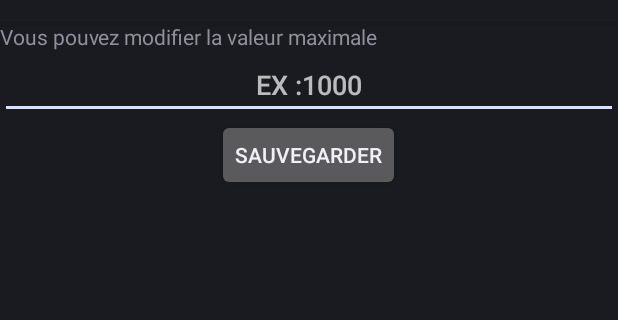
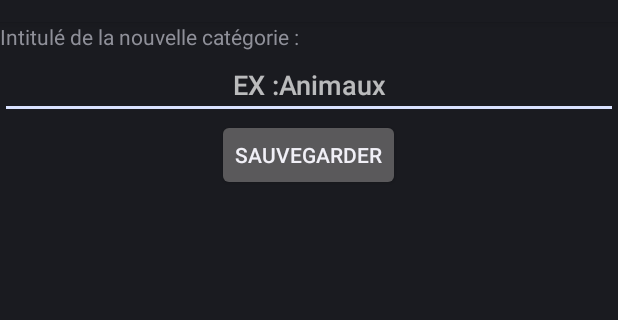
Before and after one commit to Samia-Mouatta/GoldenCompta, an Android app: the screen it shows after launch (FormulaireCategorie), in the options menu, after a tap on "Catégorie", on a phone screen of 412 x 824 dp, the part 62-382 px from its top. Run offline under Robolectric (Android 15) with nearby library versions, the phone set to English and light mode, and no system bars; 3 statements that could not run were skipped.

Commit message:
Maj BDD+Formulaire Categorie

```diff
--- a/app/src/main/java/com/example/aurore/goldencompta/Categorie.java
+++ b/app/src/main/java/com/example/aurore/goldencompta/Categorie.java
@@ -7,6 +7,8 @@ package com.example.aurore.goldencompta;
 public class Categorie {
     private int id;
     private String nom;
+
+    public Categorie(){};
 
     public Categorie(String nom){
         this.nom=nom;
--- a/app/src/main/java/com/example/aurore/goldencompta/CategorieBDD.java
+++ b/app/src/main/java/com/example/aurore/goldencompta/CategorieBDD.java
@@ -6,9 +6,10 @@ package com.example.aurore.goldencompta;
 import android.content.ContentValues;
 import android.content.Context;
 import android.database.Cursor;
-import android.database.SQLException;
 import android.database.sqlite.SQLiteDatabase;
 
+import java.util.ArrayList;
+import java.util.List;
 
 public class CategorieBDD {
 
@@ -20,6 +21,9 @@ public class CategorieBDD {
     private static final int NUM_COL_ID = 0;
     private static final String COL_NOM = "nom";
     private static final int NUM_COL_NOM = 1;
+
+    private String[] allColumns = { COL_ID,
+            COL_NOM};
 
     private SQLiteDatabase bdd;
 
@@ -43,11 +47,19 @@ public class CategorieBDD {
         return bdd;
     }
 
-    public long insertCategorie(Categorie categ){
+    public Categorie insertCategorie(Categorie categ){
         ContentValues values = new ContentValues();
         //values.put(COL_ID, categ.getId());
         values.put(COL_NOM, categ.getNom());
-        return bdd.insert(TABLE_CATEGORIE, null, values);
+
+        long insertId = bdd.insert(TABLE_CATEGORIE, null, values);
+        Cursor cursor = bdd.query(TABLE_CATEGORIE,
+                allColumns, COL_ID + " = " + insertId, null,
+                null, null, null);
+        cursor.moveToFirst();
+        Categorie newCat = cursorToCategorie(cursor);
+        cursor.close();
+        return newCat;
     }
 
     public int updateCategorie(int id, Categorie categ){
@@ -69,22 +81,32 @@ public class CategorieBDD {
         return cursorToCategorie(c);
     }
 
-    //Cette méthode permet de convertir un cursor en une catégirie
+
+    public List<Categorie> getAllCategories() {
+        List<Categorie> categories = new ArrayList<Categorie>();
+        Cursor cursor = bdd.query(TABLE_CATEGORIE,
+                allColumns, null, null, null, null, COL_ID + " DESC");
+        cursor.moveToFirst();
+        while (!cursor.isAfterLast()) {
+            Categorie categorie = cursorToCategorie(cursor);
+            categories.add(categorie);
+            cursor.moveToNext();
+        }
+        // Make sure to close the cursor
+        cursor.close();
+        return categories;
+    }
+
+    //Cette méthode permet de convertir un cursor en une catégorie
     private Categorie cursorToCategorie(Cursor c){
-        //si aucun élément n'a été retourné dans la requête, on renvoie null
         if (c.getCount() == 0)
             return null;
 
-        //Sinon on se place sur le premier élément
         c.moveToFirst();
-        Categorie categ = new Categorie(c.getString(NUM_COL_NOM));
-        //on lui affecte toutes les infos grâce aux infos contenues dans le Cursor
+        Categorie categ = new Categorie();
         categ.setId(c.getInt(NUM_COL_ID));
         categ.setNom(c.getString(NUM_COL_NOM));
-        //On ferme le cursor
         c.close();
-
-        //On retourne la catégorie
         return categ;
     }
 }
--- a/app/src/main/java/com/example/aurore/goldencompta/FormulaireCategorie.java
+++ b/app/src/main/java/com/example/aurore/goldencompta/FormulaireCategorie.java
@@ -21,8 +21,8 @@ public class FormulaireCategorie extends Activity {
         loginButton.setOnClickListener(new OnClickListener() {
             @Override
             public void onClick(View v){
-                System.out.println("Val Max : "+ Newcategorie.getText());
-                intent.putExtra("MAX", Newcategorie.getText().toString());
+                System.out.println("Intitulé de la nouvelle catégorie : "+ Newcategorie.getText());
+                intent.putExtra("newCateg", Newcategorie.getText().toString());
                 main.setResult(RESULT_OK,intent);
                 finish();
             }
--- a/app/src/main/res/layout/formulaire_categorie.xml
+++ b/app/src/main/res/layout/formulaire_categorie.xml
@@ -15,17 +15,17 @@
         <TextView
             android:layout_width="match_parent"
             android:layout_height="match_parent"
-            android:text="Vous pouvez modifier la valeur maximale"
+            android:text="Intitulé de la nouvelle catégorie : "
             android:id="@+id/TextParam2"/>
     </LinearLayout>
 
     <EditText
         android:layout_width="match_parent"
         android:layout_height="wrap_content"
-        android:hint="EX :1000"
+        android:hint="EX :Animaux"
         android:id="@+id/newCategorie"
         android:textAlignment="center"
-        android:inputType="number"/>
+        android:inputType="text"/>
 
 
     <Button
```
Also changed, not shown: app/src/main/java/com/example/aurore/goldencompta/MainActivity.java (+15 -12 lines).
